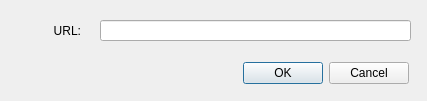
Qt form src/ui/wizEditorInsertLinkForm.ui (WizTeam/WizQTClient) before a commit.
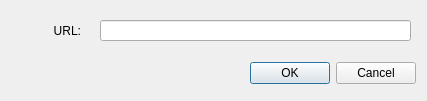
The same form after that commit.

The edit to the form file:
```diff
--- a/src/ui/wizEditorInsertLinkForm.ui
+++ b/src/ui/wizEditorInsertLinkForm.ui
@@ -16,7 +16,7 @@
   <widget class="QDialogButtonBox" name="buttonBox">
    <property name="geometry">
     <rect>
-     <x>50</x>
+     <x>57</x>
      <y>60</y>
      <width>359</width>
      <height>27</height>
```
